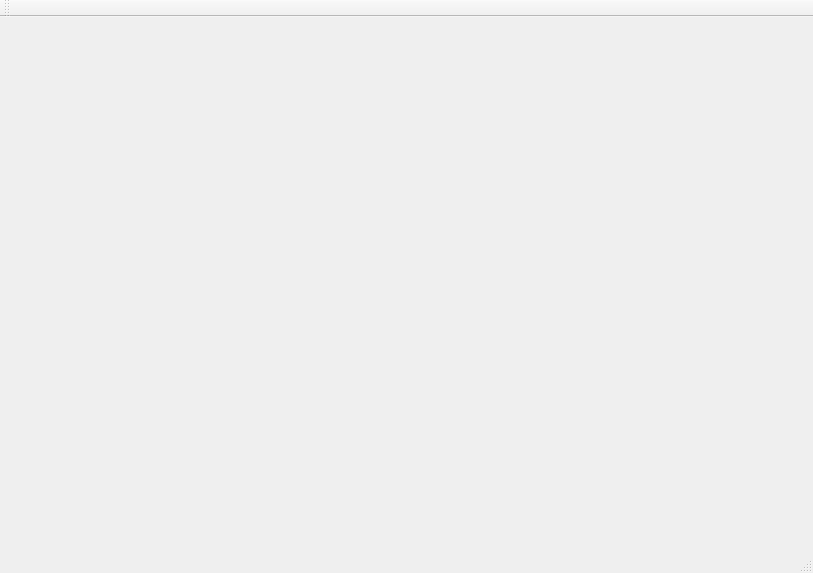
This is src/WatsonTranslatorClient/mainwindow.ui in devdor/QTWatsonTranslator as Qt 5 draws it before an edit. The edited form follows.
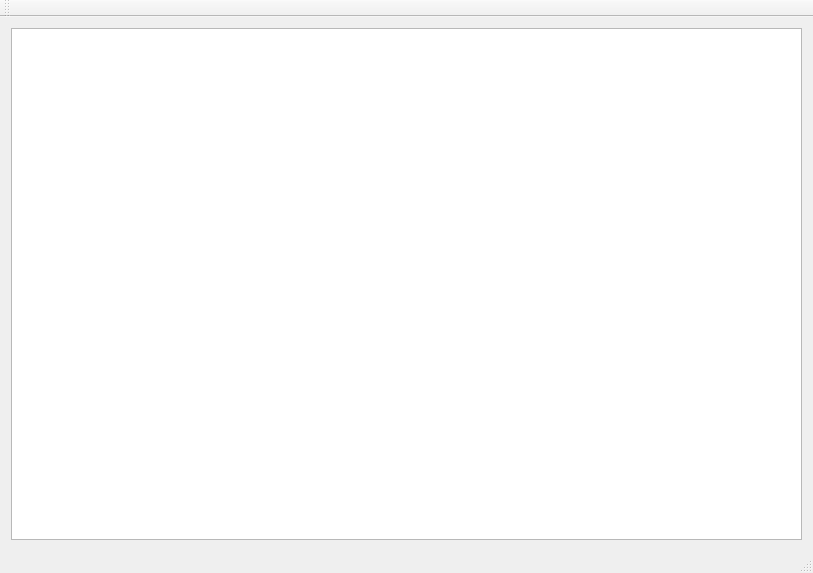
This is the edited form.

```diff
--- a/src/WatsonTranslatorClient/mainwindow.ui
+++ b/src/WatsonTranslatorClient/mainwindow.ui
@@ -13,7 +13,13 @@
   <property name="windowTitle">
    <string>MainWindow</string>
   </property>
-  <widget class="QWidget" name="centralWidget"/>
+  <widget class="QWidget" name="centralWidget">
+   <layout class="QHBoxLayout" name="horizontalLayout">
+    <item>
+     <widget class="QTableWidget" name="tableWidget"/>
+    </item>
+   </layout>
+  </widget>
   <widget class="QMenuBar" name="menuBar">
    <property name="geometry">
     <rect>
```
